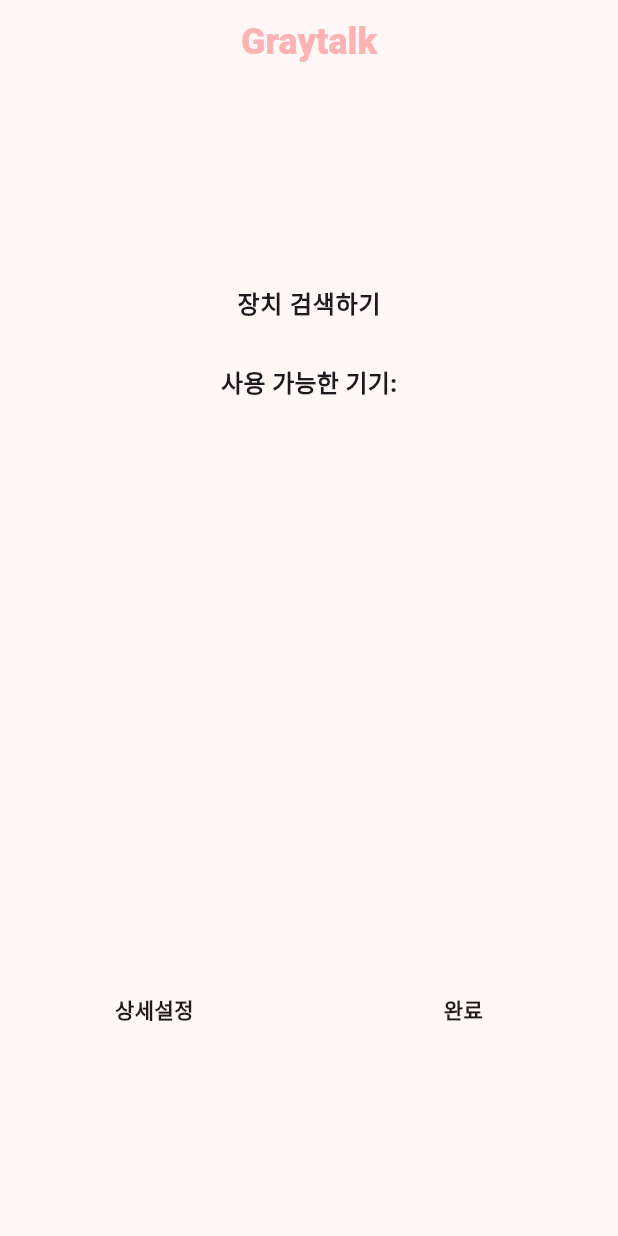
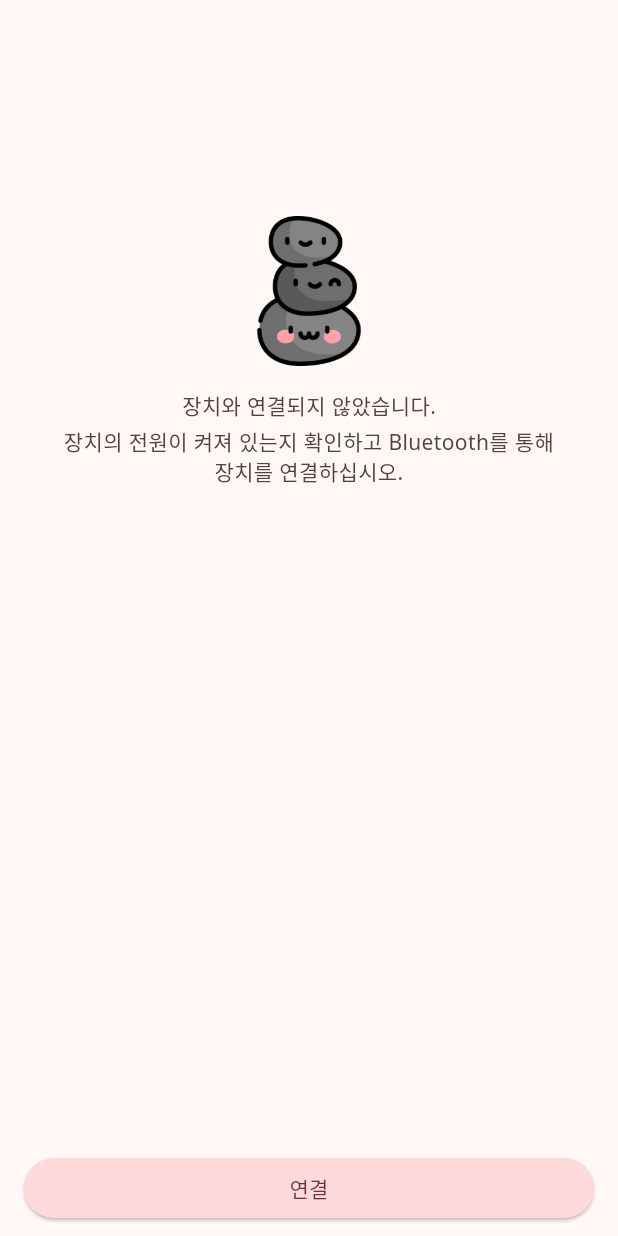
Before and after one commit to jhan117/Pebble-Pal, a Flutter app: the BluetoothScreen widget shown alone on an empty page, opened directly, on a phone screen of 412 x 824 dp. Run offline on Flutter 3.47's test engine with Material 3 defaults, Android fonts, the phone set to English and light mode, and no system bars; our stand-ins replace flutter_blue_plus, google_fonts, smooth_page_indicator; Roboto replaces fonts that are missing (Sarpanch).

Commit message:
♻️ 리팩토링: Bluetooth 화면 디자인 수정 및 코드 정리

```diff
--- /dev/null
+++ b/lib/core/theme/app_theme.dart
@@ -0,0 +1,32 @@
+import 'package:flutter/material.dart';
+import 'package:google_fonts/google_fonts.dart';
+import 'package:graytalk/core/theme/colors.dart';
+import 'package:graytalk/core/theme/fonts.dart';
+
+final appTheme = ThemeData(
+  fontFamily: GoogleFonts.notoSans().fontFamily,
+  textTheme: textTheme,
+  scaffoldBackgroundColor: defaultBG,
+  appBarTheme: AppBarTheme(
+    backgroundColor: defaultBG,
+  ),
+  bottomNavigationBarTheme: BottomNavigationBarThemeData(
+    type: BottomNavigationBarType.fixed,
+    selectedItemColor: colorScheme.onSurface,
+    unselectedItemColor: colorScheme.outlineVariant,
+    backgroundColor: defaultBG,
+  ),
+  elevatedButtonTheme: ElevatedButtonThemeData(
+    style: ElevatedButton.styleFrom(
+      backgroundColor: colorScheme.primaryContainer,
+      foregroundColor: colorScheme.onPrimaryContainer,
+    ),
+  ),
+  textButtonTheme: TextButtonThemeData(
+    style: TextButton.styleFrom(
+      foregroundColor: colorScheme.onSurface,
+      textStyle: bodyLarge,
+      disabledForegroundColor: colorScheme.onSurface,
+    ),
+  ),
+);
--- a/lib/core/theme/colors.dart
+++ b/lib/core/theme/colors.dart
@@ -2,3 +2,5 @@ import 'package:flutter/material.dart';
 
 const seedColor = Color(0xffE7CCCC);
 final colorScheme = ColorScheme.fromSeed(seedColor: seedColor);
+
+final defaultBG = colorScheme.surface;
--- a/lib/core/theme/fonts.dart
+++ b/lib/core/theme/fonts.dart
@@ -1,6 +1,12 @@
 import 'package:flutter/material.dart';
 import 'package:google_fonts/google_fonts.dart';
 import 'package:graytalk/core/theme/colors.dart';
+
+final textTheme = TextTheme(
+  titleLarge: titleLarge,
+  headlineMedium: headlineMedium,
+  bodyMedium: bodyMedium,
+);
 
 final titleLarge = TextStyle(
   fontSize: 24,
--- a/lib/presentation/pages/bluetooth_screen.dart
+++ b/lib/presentation/pages/bluetooth_screen.dart
@@ -1,87 +1,132 @@
 import 'package:flutter/material.dart';
 import 'package:flutter_blue_plus/flutter_blue_plus.dart';
 import 'package:graytalk/core/theme/colors.dart';
-import 'package:graytalk/presentation/widgets/bluetooth_device_list.dart';
-import 'package:google_fonts/google_fonts.dart';
-import 'package:graytalk/presentation/pages/root_screen.dart';
-import 'package:graytalk/presentation/pages/bluetooth_check_screen.dart';
+import 'package:graytalk/core/theme/fonts.dart';
 
-class BluetoothScreen extends StatelessWidget {
+class BluetoothScreen extends StatefulWidget {
   const BluetoothScreen({super.key});
 
   @override
-  Widget build(BuildContext context) {
-    final screenSize = MediaQuery.of(context).size;
-    final textTheme = Theme.of(context).textTheme;
+  State<BluetoothScreen> createState() => _BluetoothScreenState();
+}
 
-    return Scaffold(
-      appBar: AppBar(
-        title: Text(
-          'Graytalk',
-          style: textTheme.titleLarge,
-        ),
-        centerTitle: true,
-      ),
-      body: Center(
+class _BluetoothScreenState extends State<BluetoothScreen> {
+  final String deviceName = "DORI";
+  final String targetServiceUUID = "4fafc201-1fb5-459e-8fcc-c5c9c331914b";
+  final String impactSensorUUID = "beb5483e-36e1-4688-b7f5-ea07361b26a8";
+
+  Future<void> connectToDevice(BluetoothDevice device) async {
+    try {
+      await device.connect();
+
+      List<BluetoothService> services = await device.discoverServices();
+      for (BluetoothService srv in services) {
+        if (srv.uuid.toString() == targetServiceUUID) {
+          for (BluetoothCharacteristic char in srv.characteristics) {
+            if (char.uuid.toString() == impactSensorUUID) {
+              // 알림 설정
+              char.lastValueStream.listen((value) {
+                print('Read value: $value');
+              });
+              await char.setNotifyValue(true);
+            }
+          }
+        }
+      }
+    } catch (e) {
+      print('Error connecting to device: $e');
+    }
+  }
+
+  Future<void> startScanAndConnect() async {
+    FlutterBluePlus.startScan(timeout: const Duration(seconds: 10));
+    FlutterBluePlus.scanResults.listen((results) {
+      for (ScanResult r in results) {
+        if (r.device.platformName == deviceName) {
+          connectToDevice(r.device);
+          break;
+        }
+      }
+    });
+
+    FlutterBluePlus.stopScan();
+  }
+
+  void showLoadingDialog(BuildContext context) {
+    showDialog(
+      context: context,
+      barrierDismissible: true,
+      builder: (BuildContext context) => AlertDialog(
+        backgroundColor: defaultBG,
+        content: SizedBox(
+          height: 160,
           child: Column(
             mainAxisAlignment: MainAxisAlignment.center,
             children: [
-            Container(
-              child: Rectangle12(),
+              Text(
+                "연결중...",
+                style: textTheme.bodyMedium,
               ),
-            const SizedBox(height: 16),
-            Container(
-              width: screenSize.width,
-              height: 60,
-              child: Row(
-                mainAxisAlignment: MainAxisAlignment.spaceBetween,
-                children: [
-                  Expanded(
-                    child: TextButton(
-                      onPressed: () {
-                        // 나중에 상세설정 기능 추가
-                      },
-                      child: Text(
-                        '상세설정',
-                        style: textTheme.bodyMedium?.copyWith(
-                          color: colorScheme.onSurface,
-                          fontWeight: FontWeight.w900,
-                        ),
-                        textAlign: TextAlign.center,
-                      ),
-                    ),
-                  ),
-                  Expanded(
-                    child: TextButton(
-                      onPressed: () {
-                        Navigator.of(context).push(
-                          MaterialPageRoute(
-                            builder: (context) => const BluetoothCheckScreen(),
-                          ),
-                        );
-                        Future.delayed(const Duration(seconds: 1), () {
-                          Navigator.of(context).pushReplacement(
-                            MaterialPageRoute(
-                              builder: (context) => const RootScreen(),
-                            ),
-                          );
-                        });
-                      },
-                      child: Text(
-                        '완료',
-                        style: textTheme.bodyMedium?.copyWith(
-                          color: colorScheme.onSurface,
-                          fontWeight: FontWeight.w900,
-                        ),
-                        textAlign: TextAlign.center,
-                      ),
-                    ),
+              const SizedBox(height: 32),
+              CircularProgressIndicator(
+                valueColor: AlwaysStoppedAnimation<Color>(colorScheme.primary),
               ),
             ],
           ),
         ),
+      ),
+    );
+
+    startScanAndConnect();
+  }
+
+  @override
+  Widget build(BuildContext context) {
+    final textTheme = Theme.of(context).textTheme;
+
+    return Container(
+      color: defaultBG,
+      padding: const EdgeInsets.fromLTRB(16, 120, 16, 8),
+      child: Column(
+        mainAxisAlignment: MainAxisAlignment.spaceBetween,
+        crossAxisAlignment: CrossAxisAlignment.center,
+        children: [
+          Padding(
+            padding: const EdgeInsets.all(24),
+            child: Column(
+              children: [
+                Image.asset(
+                  "assets/imgs/intro/stone_friend.png",
+                  height: 100,
+                  width: 100,
+                  fit: BoxFit.cover,
+                ),
+                const SizedBox(
+                  height: 16,
+                ),
+                Text(
+                  "장치와 연결되지 않았습니다.",
+                  style: textTheme.bodyMedium,
+                ),
+                const SizedBox(
+                  height: 4,
+                ),
+                Text(
+                  "장치의 전원이 켜져 있는지 확인하고 Bluetooth를 통해 장치를 연결하십시오.",
+                  style: textTheme.bodyMedium,
+                  textAlign: TextAlign.center,
+                ),
               ],
             ),
+          ),
+          ElevatedButton(
+            style: ElevatedButton.styleFrom(
+              minimumSize: const Size.fromHeight(40),
+            ),
+            onPressed: () => showLoadingDialog(context),
+            child: const Text('연결'),
+          ),
+        ],
       ),
     );
   }
--- a/lib/presentation/widgets/bluetooth_device_list.dart
+++ /dev/null
@@ -1,186 +0,0 @@
-import 'package:flutter/material.dart';
-import 'package:flutter_blue_plus/flutter_blue_plus.dart';
-import 'package:google_fonts/google_fonts.dart';
-
-class Rectangle12 extends StatelessWidget {
-  @override
-  Widget build(BuildContext context) {
-    final backgroundColor = Theme.of(context).scaffoldBackgroundColor;
-
-    return Column(
-      children: [
-        Container(
-          width: 304,
-          height: 449,
-          decoration: ShapeDecoration(
-            color: backgroundColor,
-            shape: RoundedRectangleBorder(
-              borderRadius: BorderRadius.circular(15),
-            ),
-          ),
-          child: const BluetoothManager(),
-        ),
-      ],
-    );
-  }
-}
-
-class BluetoothManager extends StatefulWidget {
-  const BluetoothManager({super.key});
-
-  @override
-  _BluetoothManagerState createState() => _BluetoothManagerState();
-}
-
-class _BluetoothManagerState extends State<BluetoothManager> {
-  List<BluetoothDevice> connectedDevices = [];
-  List<ScanResult> scanResults = [];
-  BluetoothDevice? _selectedDevice;
-  bool isConnected = false;
-  BluetoothCharacteristic? _characteristic;
-
-  @override
-  void initState() {
-    super.initState();
-    _fetchConnectedDevices();
-  }
-
-  void _fetchConnectedDevices() async {
-    var devices = await FlutterBluePlus.connectedDevices;
-    setState(() {
-      connectedDevices = devices;
-    });
-  }
-
-  void _startScan() {
-    FlutterBluePlus.startScan(timeout: const Duration(seconds: 10));
-    FlutterBluePlus.scanResults.listen((results) {
-      setState(() {
-        scanResults = results;
-      });
-    });
-  }
-
-  Future<void> _connectToDevice(BluetoothDevice device) async {
-    try {
-      await device.connect();
-      setState(() {
-        _selectedDevice = device;
-        isConnected = true;
-      });
-      _discoverServices(device);
-      print('Connected to ${device.name}');
-    } catch (e) {
-      print('Failed to connect: $e');
-    }
-  }
-
-  Future<void> _discoverServices(BluetoothDevice device) async {
-    var services = await device.discoverServices();
-    for (var service in services) {
-      if (service.uuid.toString() == "4fafc201-1fb5-459e-8fcc-c5c9c331914b") {
-        for (var characteristic in service.characteristics) {
-          if (characteristic.uuid.toString() ==
-              "beb5483e-36e1-4688-b7f5-ea07361b26a8") {
-            _characteristic = characteristic;
-            _subscribeToCharacteristic();
-          }
-        }
-      }
-    }
-  }
-
-  void _subscribeToCharacteristic() {
-    _characteristic?.value.listen((value) {
-      String status = String.fromCharCodes(value);
-      if (status == "connected") {
-        setState(() {
-          isConnected = true;
-        });
-      } else if (status == "disconnected") {
-        setState(() {
-          isConnected = false;
-        });
-      }
-    });
-    _characteristic?.setNotifyValue(true);
-  }
-
-  Future<void> _disconnectFromDevice() async {
-    if (_selectedDevice != null) {
-      await _selectedDevice!.disconnect();
-      setState(() {
-        _selectedDevice = null;
-        isConnected = false;
-      });
-      print('Disconnected');
-    }
-  }
-
-  @override
-  Widget build(BuildContext context) {
-    final textTheme = Theme.of(context).textTheme;
-    final backgroundColor = Theme.of(context).scaffoldBackgroundColor;
-
-    return Column(
-      mainAxisAlignment: MainAxisAlignment.center,
-      children: [
-        TextButton(
-          onPressed: _startScan,
-          style: TextButton.styleFrom(
-            backgroundColor: backgroundColor,
-            padding: const EdgeInsets.symmetric(horizontal: 24, vertical: 12),
-            shape: RoundedRectangleBorder(
-              borderRadius: BorderRadius.circular(12),
-            ),
-          ),
-          child: Text(
-            '장치 검색하기',
-            style: textTheme.bodyLarge?.copyWith(
-              fontFamily: GoogleFonts.notoSans().fontFamily,
-              fontWeight: FontWeight.bold,
-            ),
-          ),
-        ),
-        const SizedBox(height: 16),
-        Text(
-          '사용 가능한 기기:',
-          style: textTheme.titleMedium?.copyWith(
-            fontFamily: GoogleFonts.notoSans().fontFamily,
-            fontWeight: FontWeight.bold,
-          ),
-        ),
-        Expanded(
-          child: ListView(
-            children: scanResults.map((result) {
-              return ListTile(
-                title: Text(
-                  result.device.name.isNotEmpty
-                      ? result.device.name
-                      : 'Unknown Device',
-                  style: TextStyle(
-                    color: isConnected && result.device == _selectedDevice
-                        ? Colors.green
-                        : Colors.black,
-                    fontFamily: GoogleFonts.notoSans().fontFamily,
-                  ),
-                ),
-                subtitle: Text(result.device.id.toString()),
-                trailing: isConnected && result.device == _selectedDevice
-                    ? const Icon(Icons.bluetooth_connected)
-                    : const Icon(Icons.bluetooth),
-                onTap: () {
-                  if (isConnected && result.device == _selectedDevice) {
-                    _disconnectFromDevice();
-                  } else {
-                    _connectToDevice(result.device);
-                  }
-                },
-              );
-            }).toList(),
-          ),
-        ),
-      ],
-    );
-  }
-}
--- a/lib/presentation/widgets/intro_footer.dart
+++ b/lib/presentation/widgets/intro_footer.dart
@@ -1,6 +1,5 @@
 import 'package:flutter/material.dart';
 import 'package:graytalk/core/theme/colors.dart';
-import 'package:graytalk/presentation/pages/root_screen.dart';
 import 'package:smooth_page_indicator/smooth_page_indicator.dart';
 import 'package:graytalk/presentation/pages/bluetooth_screen.dart';
 
--- a/lib/presentation/widgets/intro_header.dart
+++ b/lib/presentation/widgets/intro_header.dart
@@ -1,5 +1,4 @@
 import 'package:flutter/material.dart';
-import 'package:graytalk/presentation/pages/root_screen.dart';
 import 'package:graytalk/presentation/pages/bluetooth_screen.dart';
 
 class IntroHeader extends StatelessWidget {
```
Also changed, not shown: lib/main.dart (+2 -32 lines), lib/presentation/pages/bluetooth_check_screen.dart (deleted, +0 -34 lines), 1 other file. Lines whose indentation alone changed are shown as unchanged.
